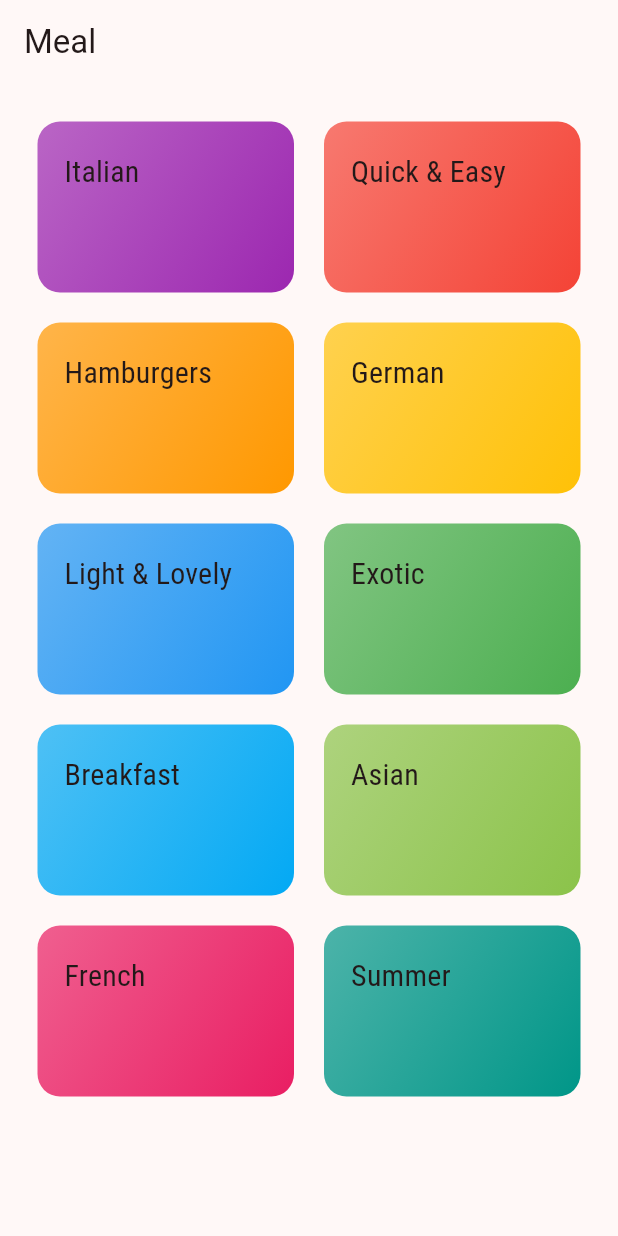
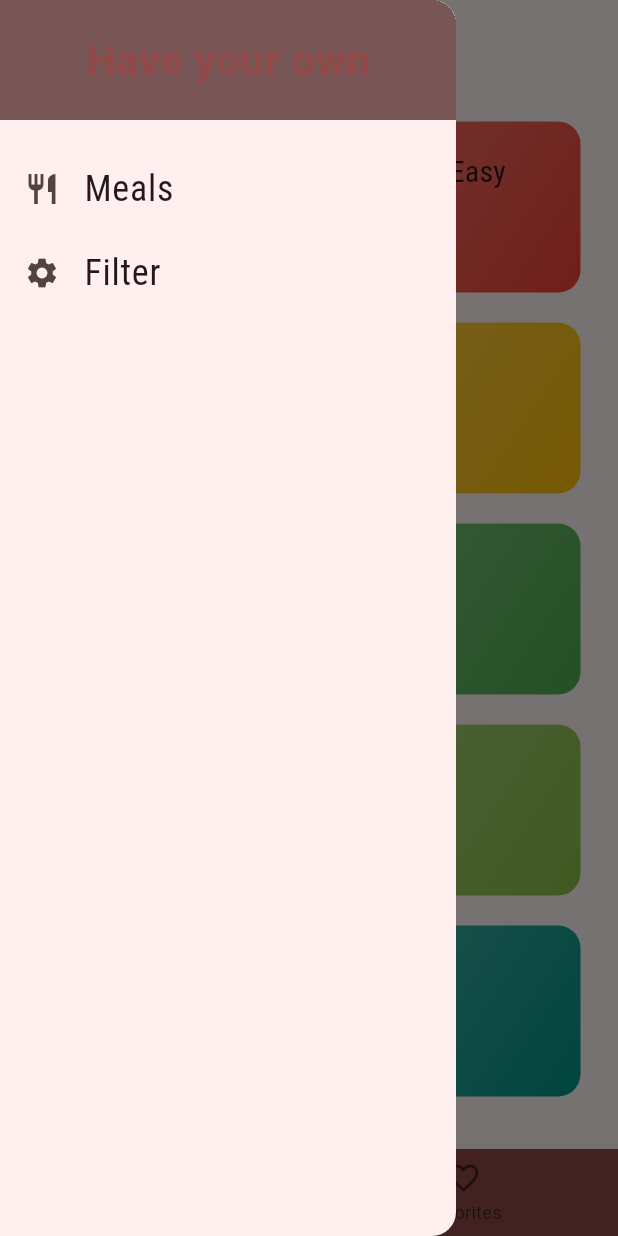
Before and after one commit to soikat77/meal, a Flutter app: the screen it shows after launch, with the side drawer open (before the commit the screen has no drawer), on a phone screen of 412 x 824 dp. Run offline on Flutter 3.47's test engine with Material 2 defaults, Android fonts, the phone set to English and light mode, and no system bars; drawn by our look-alikes of dynamic_color; missing offline and left inert: dart:ffi.

Commit message:
delete meal

```diff
--- a/lib/main.dart
+++ b/lib/main.dart
@@ -1,8 +1,10 @@
 import 'package:flutter/material.dart';
 import 'package:dynamic_color/dynamic_color.dart';
+import 'package:meal/pages/filter_screen.dart';
 
-import 'package:meal/pages/homepage.dart';
-import 'package:meal/pages/meal_screen.dart';
+import 'package:meal/pages/meal_details_screen.dart';
+import 'package:meal/pages/meal_items_screen.dart';
+import 'package:meal/pages/tabs_screen.dart';
 import 'package:meal/utils/app_theme.dart';
 
 void main() {
@@ -21,9 +23,13 @@ class MyApp extends StatelessWidget {
           theme: AppTheme.llightTheme(lightDynamic),
           darkTheme: AppTheme.darkTheme(darkDynamic),
           // Home/ROOT
-          home: const HomePage(),
+          // home: const HomePage(),
+          initialRoute: '/',
           routes: {
-            MealScreen.routName: (context) => MealScreen(),
+            '/': (context) => const TabsScreen(),
+            MealScreen.routName: (context) => const MealScreen(),
+            MealDetailsScreen.routName: (context) => const MealDetailsScreen(),
+            FilterScreen.routName: (context) => const FilterScreen(),
           },
         );
       }),
--- a/lib/pages/homepage.dart
+++ /dev/null
@@ -1,17 +0,0 @@
-import 'package:flutter/material.dart';
-
-import 'category_screen.dart';
-
-class HomePage extends StatelessWidget {
-  const HomePage({super.key});
-
-  @override
-  Widget build(BuildContext context) {
-    return Scaffold(
-      appBar: AppBar(
-        title: const Text('Meal'),
-      ),
-      body: const CategoryPage(),
-    );
-  }
-}
--- /dev/null
+++ b/lib/pages/main_drawer.dart
@@ -0,0 +1,65 @@
+import 'dart:ffi';
+
+import 'package:flutter/material.dart';
+import 'package:meal/pages/filter_screen.dart';
+
+class MainDrawer extends StatelessWidget {
+  const MainDrawer({super.key});
+
+  Widget buildListTile(String title, IconData icon, VoidCallback tapHandler) {
+    return ListTile(
+      onTap: tapHandler,
+      leading: Icon(
+        icon,
+        size: 24,
+      ),
+      title: Text(
+        title,
+        style: const TextStyle(
+          fontFamily: 'RobotoCondensed',
+          fontSize: 24,
+          fontWeight: FontWeight.w400,
+        ),
+      ),
+    );
+  }
+
+  @override
+  Widget build(BuildContext context) {
+    return Drawer(
+      child: Column(
+        children: [
+          Container(
+            height: 80,
+            width: double.infinity,
+            alignment: Alignment.center,
+            color: Theme.of(context).colorScheme.secondary,
+            child: Text(
+              'Have your own',
+              style: TextStyle(
+                fontWeight: FontWeight.w900,
+                fontSize: 28,
+                color: Theme.of(context).primaryColor,
+              ),
+            ),
+          ),
+          const SizedBox(height: 18),
+          buildListTile(
+            'Meals',
+            Icons.restaurant,
+            () {
+              Navigator.of(context).pushReplacementNamed('/');
+            },
+          ),
+          buildListTile(
+            'Filter',
+            Icons.settings,
+            () {
+              Navigator.of(context).pushReplacementNamed(FilterScreen.routName);
+            },
+          ),
+        ],
+      ),
+    );
+  }
+}
--- /dev/null
+++ b/lib/pages/tabs_screen.dart
@@ -0,0 +1,87 @@
+import 'package:flutter/material.dart';
+import 'package:meal/pages/category_screen.dart';
+import 'package:meal/pages/favorite_screen.dart';
+import 'package:meal/pages/main_drawer.dart';
+
+class TabsScreen extends StatefulWidget {
+  const TabsScreen({super.key});
+
+  @override
+  State<TabsScreen> createState() => _TabsScreenState();
+}
+
+class _TabsScreenState extends State<TabsScreen> {
+  final List<Map<String, dynamic>> _pages = [
+    {
+      'page': const CategoryPage(),
+      'title': 'Meals Category',
+    },
+    {
+      'page': const FavoriteScreen(),
+      'title': 'Your Favorite Meal',
+    },
+  ];
+
+  // select and show the selected page from tab
+  int _selectedPageIndex = 0;
+  void _selectTab(int index) {
+    setState(() {
+      _selectedPageIndex = index;
+    });
+  }
+
+  @override
+  Widget build(BuildContext context) {
+    // return DefaultTabController(
+    //   length: 2,
+    //   child: Scaffold(
+    //     appBar: AppBar(
+    //       title: const Text('Meals'),
+    //       bottom: const TabBar(
+    //         tabs: [
+    //           Tab(
+    //             icon: Icon(Icons.category_outlined),
+    //             text: 'Categories',
+    //           ),
+    //           Tab(
+    //             icon: Icon(Icons.star_border_outlined),
+    //             text: 'Favorites',
+    //           ),
+    //         ],
+    //       ),
+    //     ),
+    //     body: const TabBarView(
+    //       children: [
+    //         CategoryPage(),
+    //         FavoriteScreen(),
+    //       ],
+    //     ),
+    //   ),
+    // );
+
+    return Scaffold(
+      appBar: AppBar(
+        title: Text(_pages[_selectedPageIndex]['title']),
+      ),
+      drawer: const MainDrawer(),
+      body: _pages[_selectedPageIndex]['page'],
+      bottomNavigationBar: BottomNavigationBar(
+        onTap: _selectTab,
+        currentIndex: _selectedPageIndex,
+        backgroundColor: Theme.of(context).primaryColor,
+        selectedItemColor: Theme.of(context).toggleableActiveColor,
+        unselectedItemColor: Theme.of(context).unselectedWidgetColor,
+        items: const [
+          BottomNavigationBarItem(
+            icon: Icon(Icons.category_outlined),
+            label: 'Categories',
+          ),
+          BottomNavigationBarItem(
+            icon: Icon(Icons.favorite_border_outlined),
+            label: 'Favorites',
+          ),
+        ],
+      ),
+    );
+  }
+}
--- a/lib/widgets/category_item.dart
+++ b/lib/widgets/category_item.dart
@@ -1,5 +1,5 @@
 import 'package:flutter/material.dart';
-import 'package:meal/pages/meal_screen.dart';
+import 'package:meal/pages/meal_items_screen.dart';
 
 class CategoryItem extends StatelessWidget {
   final String id;
```
Also changed, not shown: lib/pages/favorite_screen.dart (added, +12 -0 lines), lib/pages/filter_screen.dart (added, +18 -0 lines), lib/pages/meal_details_screen.dart (added, +103 -0 lines), lib/pages/meal_items_screen.dart (added, +74 -0 lines), lib/pages/meal_screen.dart (deleted, +0 -50 lines), lib/widgets/meal_item.dart (+110 -26 lines).
